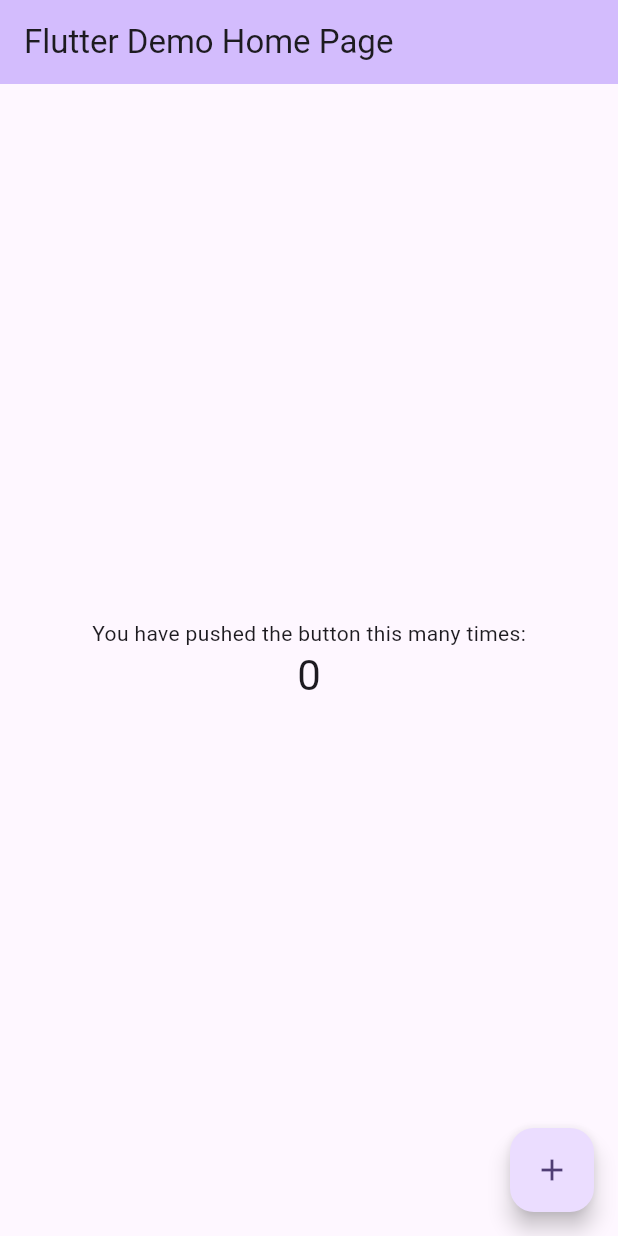
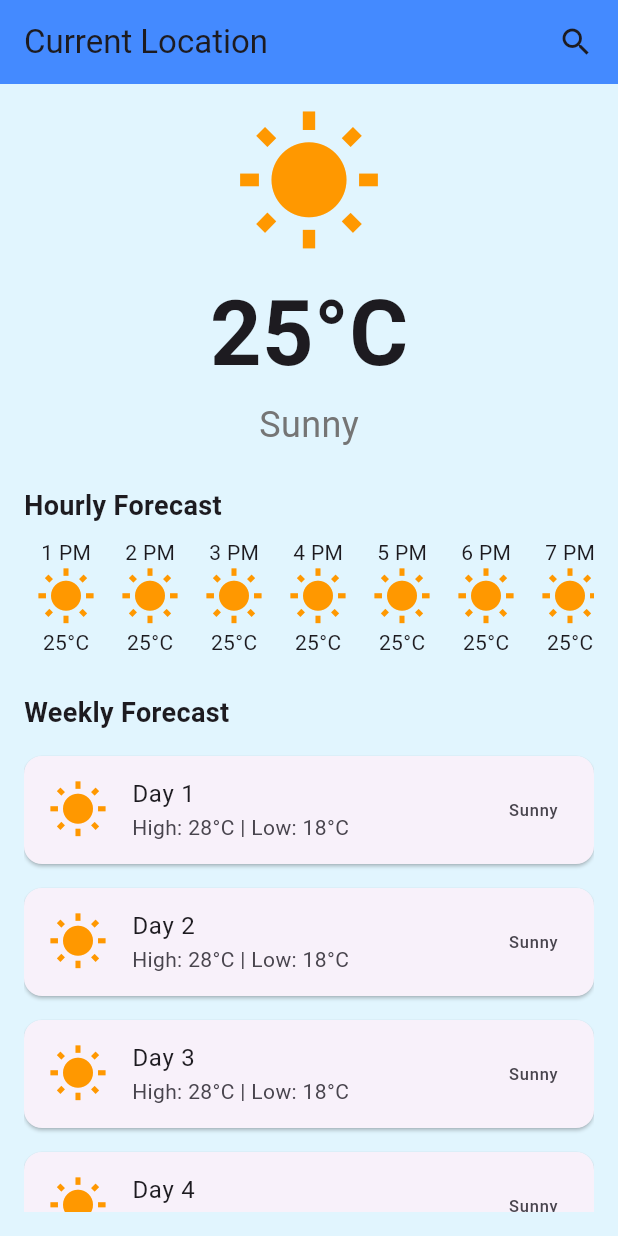
Before and after one commit to ajayrana78767/Weather-App, a Flutter app: the screen it shows after launch, on a phone screen of 412 x 824 dp. Run offline on Flutter 3.47's test engine with Material 3 defaults, Android fonts, the phone set to English and light mode, and no system bars.

Commit message:
`Refactor main.dart to import and use WeatherHomeScreen`

```diff
--- a/lib/main.dart
+++ b/lib/main.dart
@@ -1,4 +1,5 @@
 import 'package:flutter/material.dart';
+import 'package:weather_app/screens/wheather_home_screen.dart';
 
 void main() {
   runApp(const MyApp());
@@ -13,113 +14,11 @@ class MyApp extends StatelessWidget {
     return MaterialApp(
       title: 'Flutter Demo',
       theme: ThemeData(
-        // This is the theme of your application.
-        //
-        // TRY THIS: Try running your application with "flutter run". You'll see
-        // the application has a purple toolbar. Then, without quitting the app,
-        // try changing the seedColor in the colorScheme below to Colors.green
-        // and then invoke "hot reload" (save your changes or press the "hot
-        // reload" button in a Flutter-supported IDE, or press "r" if you used
-        // the command line to start the app).
-        //
-        // Notice that the counter didn't reset back to zero; the application
-        // state is not lost during the reload. To reset the state, use hot
-        // restart instead.
-        //
-        // This works for code too, not just values: Most code changes can be
-        // tested with just a hot reload.
+
         colorScheme: ColorScheme.fromSeed(seedColor: Colors.deepPurple),
         useMaterial3: true,
       ),
-      home: const MyHomePage(title: 'Flutter Demo Home Page'),
+      home: const WeatherHomeScreen(),
     );
   }
 }
-
-class MyHomePage extends StatefulWidget {
-  const MyHomePage({super.key, required this.title});
-
-  // This widget is the home page of your application. It is stateful, meaning
-  // that it has a State object (defined below) that contains fields that affect
-  // how it looks.
-
-  // This class is the configuration for the state. It holds the values (in this
-  // case the title) provided by the parent (in this case the App widget) and
-  // used by the build method of the State. Fields in a Widget subclass are
-  // always marked "final".
-
-  final String title;
-
-  @override
-  State<MyHomePage> createState() => _MyHomePageState();
-}
-
-class _MyHomePageState extends State<MyHomePage> {
-  int _counter = 0;
-
-  void _incrementCounter() {
-    setState(() {
-      // This call to setState tells the Flutter framework that something has
-      // changed in this State, which causes it to rerun the build method below
-      // so that the display can reflect the updated values. If we changed
-      // _counter without calling setState(), then the build method would not be
-      // called again, and so nothing would appear to happen.
-      _counter++;
-    });
-  }
-
-  @override
-  Widget build(BuildContext context) {
-    // This method is rerun every time setState is called, for instance as done
-    // by the _incrementCounter method above.
-    //
-    // The Flutter framework has been optimized to make rerunning build methods
-    // fast, so that you can just rebuild anything that needs updating rather
-    // than having to individually change instances of widgets.
-    return Scaffold(
-      appBar: AppBar(
-        // TRY THIS: Try changing the color here to a specific color (to
-        // Colors.amber, perhaps?) and trigger a hot reload to see the AppBar
-        // change color while the other colors stay the same.
-        backgroundColor: Theme.of(context).colorScheme.inversePrimary,
-        // Here we take the value from the MyHomePage object that was created by
-        // the App.build method, and use it to set our appbar title.
-        title: Text(widget.title),
-      ),
-      body: Center(
-        // Center is a layout widget. It takes a single child and positions it
-        // in the middle of the parent.
-        child: Column(
-          // Column is also a layout widget. It takes a list of children and
-          // arranges them vertically. By default, it sizes itself to fit its
-          // children horizontally, and tries to be as tall as its parent.
-          //
-          // Column has various properties to control how it sizes itself and
-          // how it positions its children. Here we use mainAxisAlignment to
-          // center the children vertically; the main axis here is the vertical
-          // axis because Columns are vertical (the cross axis would be
-          // horizontal).
-          //
-          // TRY THIS: Invoke "debug painting" (choose the "Toggle Debug Paint"
-          // action in the IDE, or press "p" in the console), to see the
-          // wireframe for each widget.
-          mainAxisAlignment: MainAxisAlignment.center,
-          children: <Widget>[
-            const Text(
-              'You have pushed the button this many times:',
-            ),
-            Text(
-              '$_counter',
-              style: Theme.of(context).textTheme.headlineMedium,
-            ),
-          ],
-        ),
-      ),
-      floatingActionButton: FloatingActionButton(
-        onPressed: _incrementCounter,
-        tooltip: 'Increment',
-        child: const Icon(Icons.add),
-      ), // This trailing comma makes auto-formatting nicer for build methods.
-    );
-  }
-}
--- /dev/null
+++ b/lib/screens/wheather_home_screen.dart
@@ -0,0 +1,90 @@
+import 'package:flutter/material.dart';
+
+class WeatherHomeScreen extends StatelessWidget {
+  const WeatherHomeScreen({super.key});
+
+  @override
+  Widget build(BuildContext context) {
+    return Scaffold(
+      backgroundColor: Colors.lightBlue[50],
+      appBar: AppBar(
+        backgroundColor: Colors.blueAccent,
+        title: const Row(
+          mainAxisAlignment: MainAxisAlignment.spaceBetween,
+          children: [
+            Text("Current Location"),
+            Icon(Icons.search),
+          ],
+        ),
+      ),
+      body: Padding(
+        padding: const EdgeInsets.all(16.0),
+        child: Column(
+          crossAxisAlignment: CrossAxisAlignment.start,
+          children: [
+            // Current Weather Section
+            Center(
+              child: Column(
+                children: [
+                  const Icon(Icons.wb_sunny, size: 100, color: Colors.orange),
+                  const SizedBox(height: 8),
+                  const Text("25°C",
+                      style:
+                          TextStyle(fontSize: 60, fontWeight: FontWeight.bold)),
+                  Text("Sunny",
+                      style: TextStyle(fontSize: 24, color: Colors.grey[600])),
+                ],
+              ),
+            ),
+            const SizedBox(height: 24),
+
+            // Hourly Forecast
+            const Text("Hourly Forecast",
+                style: TextStyle(fontSize: 18, fontWeight: FontWeight.bold)),
+            const SizedBox(height: 8),
+            SingleChildScrollView(
+              scrollDirection: Axis.horizontal,
+              child: Row(
+                children: List.generate(10, (index) {
+                  return Padding(
+                    padding: const EdgeInsets.symmetric(horizontal: 8.0),
+                    child: Column(
+                      children: [
+                        Text("${index + 1} PM"),
+                        const Icon(Icons.wb_sunny, size: 40, color: Colors.orange),
+                        const Text("25°C"),
+                      ],
+                    ),
+                  );
+                }),
+              ),
+            ),
+            const SizedBox(height: 24),
+
+            // Weekly Forecast
+            const Text("Weekly Forecast",
+                style: TextStyle(fontSize: 18, fontWeight: FontWeight.bold)),
+            const SizedBox(height: 8),
+            Expanded(
+              child: ListView.builder(
+                itemCount: 7,
+                itemBuilder: (context, index) {
+                  return Card(
+                    margin: const EdgeInsets.symmetric(vertical: 8),
+                    child: ListTile(
+                      leading:
+                          const Icon(Icons.wb_sunny, color: Colors.orange, size: 40),
+                      title: Text("Day ${index + 1}"),
+                      subtitle: const Text("High: 28°C | Low: 18°C"),
+                      trailing: const Text("Sunny"),
+                    ),
+                  );
+                },
+              ),
+            ),
+          ],
+        ),
+      ),
+    );
+  }
+}
```
